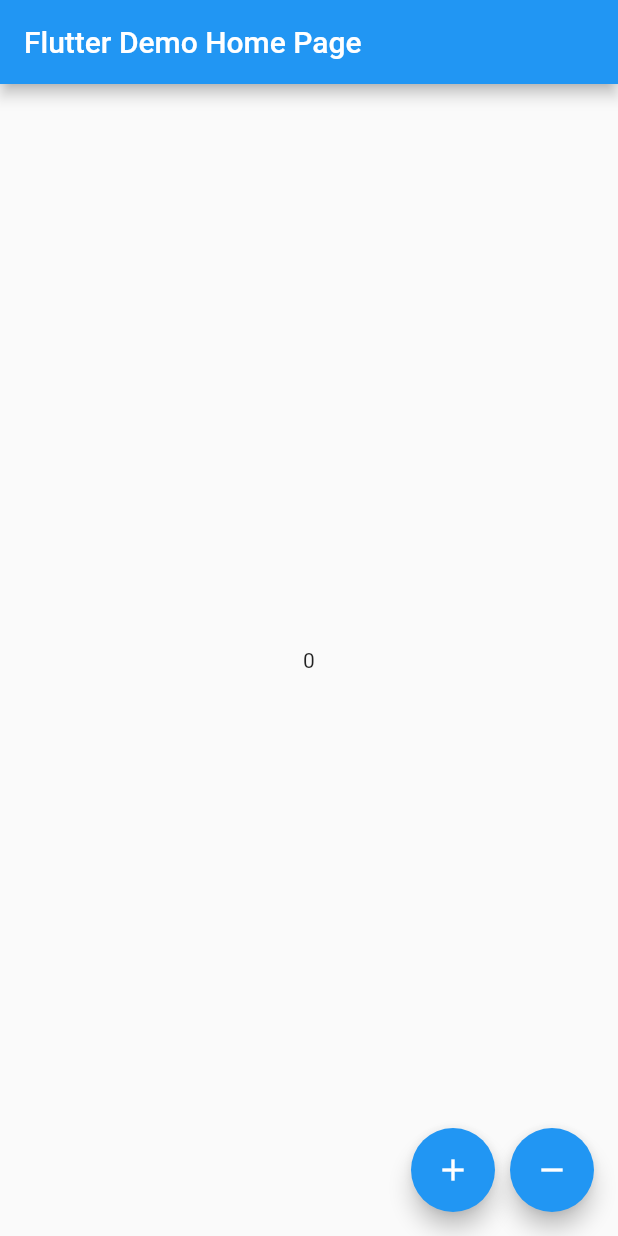
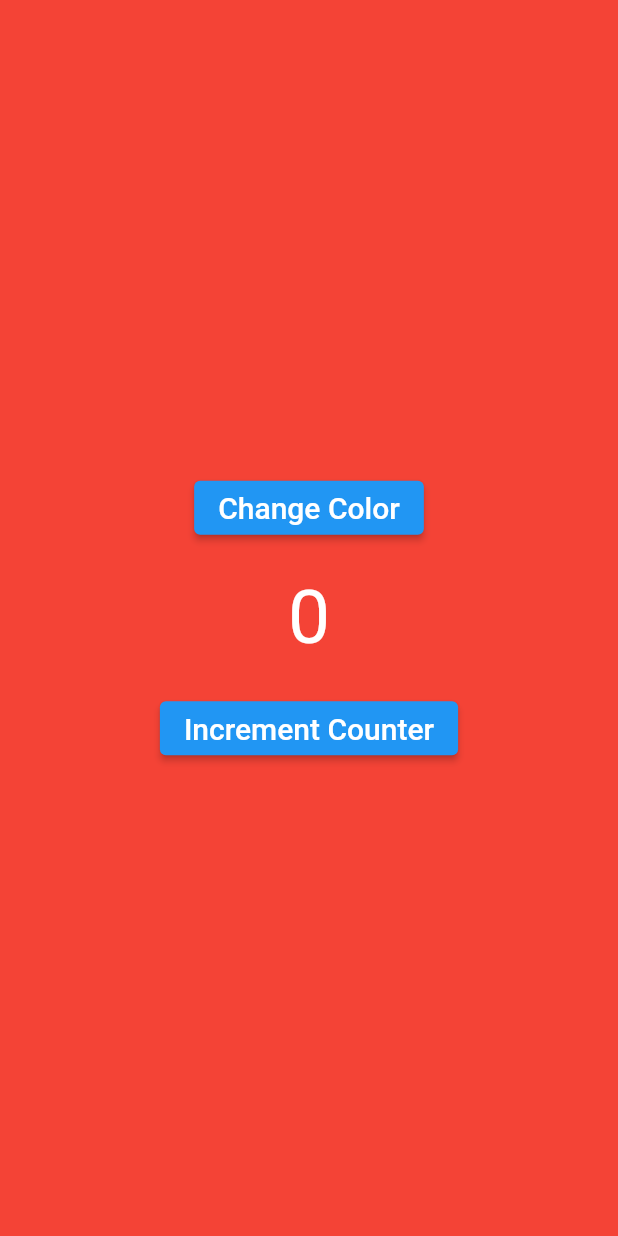
Before and after one commit to adedrey/learning_bloc, a Flutter app: the screen it shows after launch, on a phone screen of 412 x 824 dp. Run offline on Flutter 3.47's test engine with Material 2 defaults, Android fonts, the phone set to English and light mode, and no system bars; our stand-ins replace bloc, equatable, flutter_bloc.

Commit message:
cubit2cubitstream

```diff
--- /dev/null
+++ b/lib/cubit/color/color_cubit.dart
@@ -0,0 +1,33 @@
+import 'package:bloc/bloc.dart';
+import 'package:equatable/equatable.dart';
+import 'package:flutter/material.dart';
+
+part 'color_state.dart';
+
+class ColorCubit extends Cubit<ColorState> {
+  ColorCubit() : super(ColorState.initial());
+
+  changeColorEvent() {
+    if (state.color == Colors.red) {
+      emit(
+        state.copyWith(color: Colors.green),
+      );
+    } else if (state.color == Colors.green) {
+      emit(
+        state.copyWith(color: Colors.purple),
+      );
+    } else if (state.color == Colors.purple) {
+      emit(
+        state.copyWith(color: Colors.yellow),
+      );
+    } else if (state.color == Colors.yellow) {
+      emit(
+        state.copyWith(color: Colors.blue),
+      );
+    } else if (state.color == Colors.blue) {
+      emit(
+        state.copyWith(color: Colors.red),
+      );
+    }
+  }
+}
--- /dev/null
+++ b/lib/cubit/color/color_state.dart
@@ -0,0 +1,26 @@
+// ignore_for_file: public_member_api_docs, sort_constructors_first
+
+part of 'color_cubit.dart';
+
+class ColorState extends Equatable {
+  final Color color;
+  ColorState({
+    this.color = Colors.red,
+  });
+
+  @override
+  List<Object> get props => [color];
+
+  factory ColorState.initial() => ColorState();
+
+  ColorState copyWith({
+    Color? color,
+  }) {
+    return ColorState(
+      color: color ?? this.color,
+    );
+  }
+
+  @override
+  String toString() => 'ColoState(color: $color)';
+}
--- /dev/null
+++ b/lib/cubit/counter/counter_cubit.dart
@@ -0,0 +1,42 @@
+import 'dart:async';
+
+import 'package:bloc/bloc.dart';
+import 'package:equatable/equatable.dart';
+import 'package:flutter/material.dart';
+
+import '../color/color_cubit.dart';
+
+part 'counter_state.dart';
+
+class CounterCubit extends Cubit<CounterState> {
+  int incrementSize = 1;
+  final ColorCubit colorCubit;
+  late final StreamSubscription streamSubscription;
+  CounterCubit({required this.colorCubit}) : super(CounterState.initial()) {
+    streamSubscription = colorCubit.stream.listen((ColorState colorState) {
+      if (colorState.color == Colors.red) {
+        incrementSize = 1;
+      } else if (colorState.color == Colors.green) {
+        incrementSize = 5;
+      } else if (colorState.color == Colors.purple) {
+        incrementSize = 10;
+      } else if (colorState.color == Colors.yellow) {
+        incrementSize = 15;
+      } else if (colorState.color == Colors.blue) {
+        emit(state.copyWith(counter: state.counter - 17));
+        incrementSize = -20;
+      }
+    });
+  }
+
+  void changeIncrementSize() {
+    emit(state.copyWith(counter: state.counter + incrementSize));
+  }
+
+  @override
+  Future<void> close() {
+    // TODO: implement close
+    streamSubscription.cancel();
+    return super.close();
+  }
+}
--- /dev/null
+++ b/lib/cubit/counter/counter_state.dart
@@ -0,0 +1,24 @@
+part of 'counter_cubit.dart';
+
+class CounterState extends Equatable {
+  final int counter;
+  CounterState({
+    required this.counter,
+  });
+
+  factory CounterState.initial() => CounterState(counter: 0);
+
+  @override
+  String toString() => 'CounterState(counter: $counter)';
+
+  CounterState copyWith({
+    int? counter,
+  }) {
+    return CounterState(
+      counter: counter ?? this.counter,
+    );
+  }
+
+  @override
+  List<Object> get props => [counter];
+}
--- a/lib/main.dart
+++ b/lib/main.dart
@@ -1,4 +1,7 @@
 import 'package:flutter/material.dart';
+import 'package:flutter_bloc/flutter_bloc.dart';
+import 'package:learn_bloc/cubit/color/color_cubit.dart';
+import 'package:learn_bloc/cubit/counter/counter_cubit.dart';
 
 void main() {
   runApp(const MyApp());
@@ -10,12 +13,24 @@ class MyApp extends StatelessWidget {
   // This widget is the root of your application.
   @override
   Widget build(BuildContext context) {
-    return MaterialApp(
+    return MultiBlocProvider(
+      providers: [
+        BlocProvider<ColorCubit>(
+          create: (context) => ColorCubit(),
+        ),
+        BlocProvider<CounterCubit>(
+          create: (context) => CounterCubit(
+            colorCubit: context.read<ColorCubit>(),
+          ),
+        ),
+      ],
+      child: MaterialApp(
         title: 'Flutter Demo',
         theme: ThemeData(
           primarySwatch: Colors.blue,
         ),
         home: const MyHomePage(),
+      ),
     );
   }
 }
@@ -33,31 +48,45 @@ class _MyHomePageState extends State<MyHomePage> {
   @override
   Widget build(BuildContext context) {
     return Scaffold(
-      appBar: AppBar(
-        title: const Text('Flutter Demo Home Page'),
-      ),
-      body: Center(
+      backgroundColor: context.watch<ColorCubit>().state.color,
+      body: Padding(
+        padding: const EdgeInsets.all(8.0),
+        child: Center(
+          child: Column(
+            mainAxisAlignment: MainAxisAlignment.center,
+            crossAxisAlignment: CrossAxisAlignment.center,
+            children: [
+              ElevatedButton(
+                onPressed: () => context.read<ColorCubit>().changeColorEvent(),
                 child: const Text(
-          '0',
+                  'Change Color',
+                  style: TextStyle(fontSize: 20),
                 ),
               ),
-      floatingActionButton: Row(
-        mainAxisAlignment: MainAxisAlignment.end,
-        children: [
-          FloatingActionButton(
-            onPressed: () {},
-            child: Icon(Icons.add),
-            heroTag: 'increment',
+              SizedBox(
+                height: 20,
+              ),
+              Text(
+                '${context.watch<CounterCubit>().state.counter}',
+                style: TextStyle(
+                  fontSize: 50,
+                  color: Colors.white,
+                ),
               ),
               SizedBox(
-            width: 10,
+                height: 20,
               ),
-          FloatingActionButton(
-            onPressed: () {},
-            child: Icon(Icons.remove),
-            heroTag: 'decrement',
+              ElevatedButton(
+                onPressed: () =>
+                    context.read<CounterCubit>().changeIncrementSize(),
+                child: const Text(
+                  'Increment Counter',
+                  style: TextStyle(fontSize: 20),
+                ),
               ),
             ],
+          ),
+        ),
       ),
     );
   }
```
Lines whose indentation alone changed are shown as unchanged.
